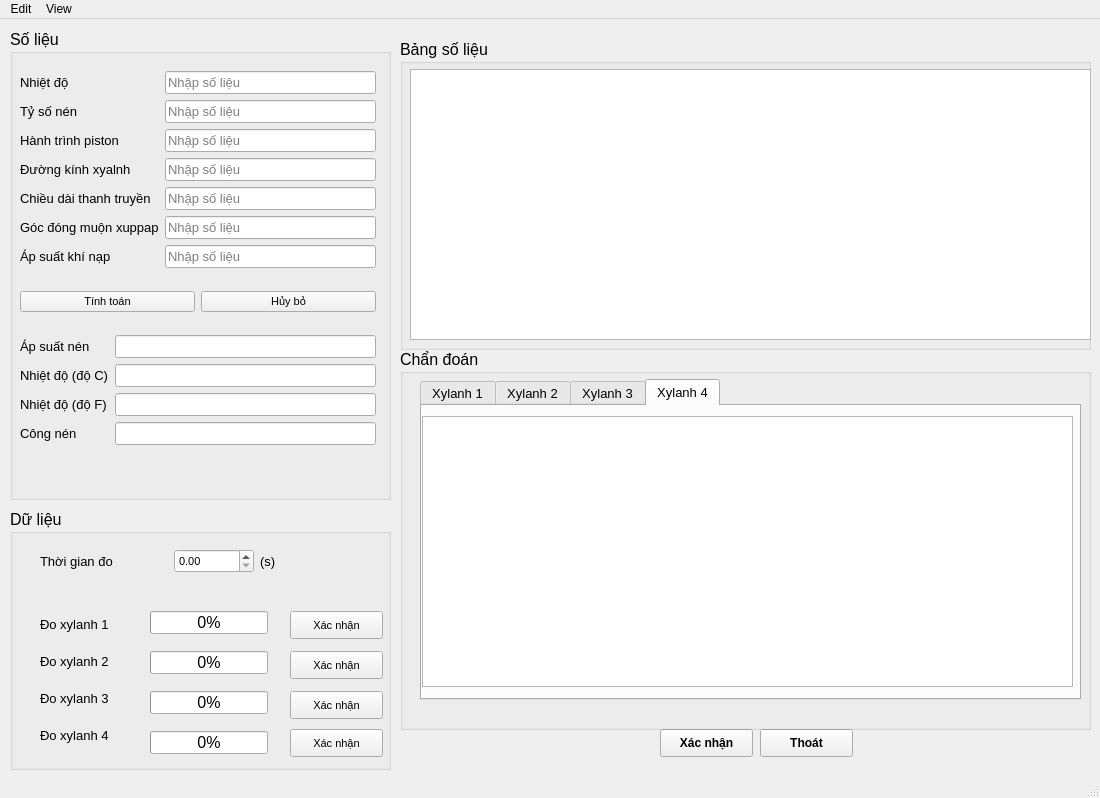
Old version of the form GUI/GUImain.ui in the repository Vuchauduytung/LuanVan.
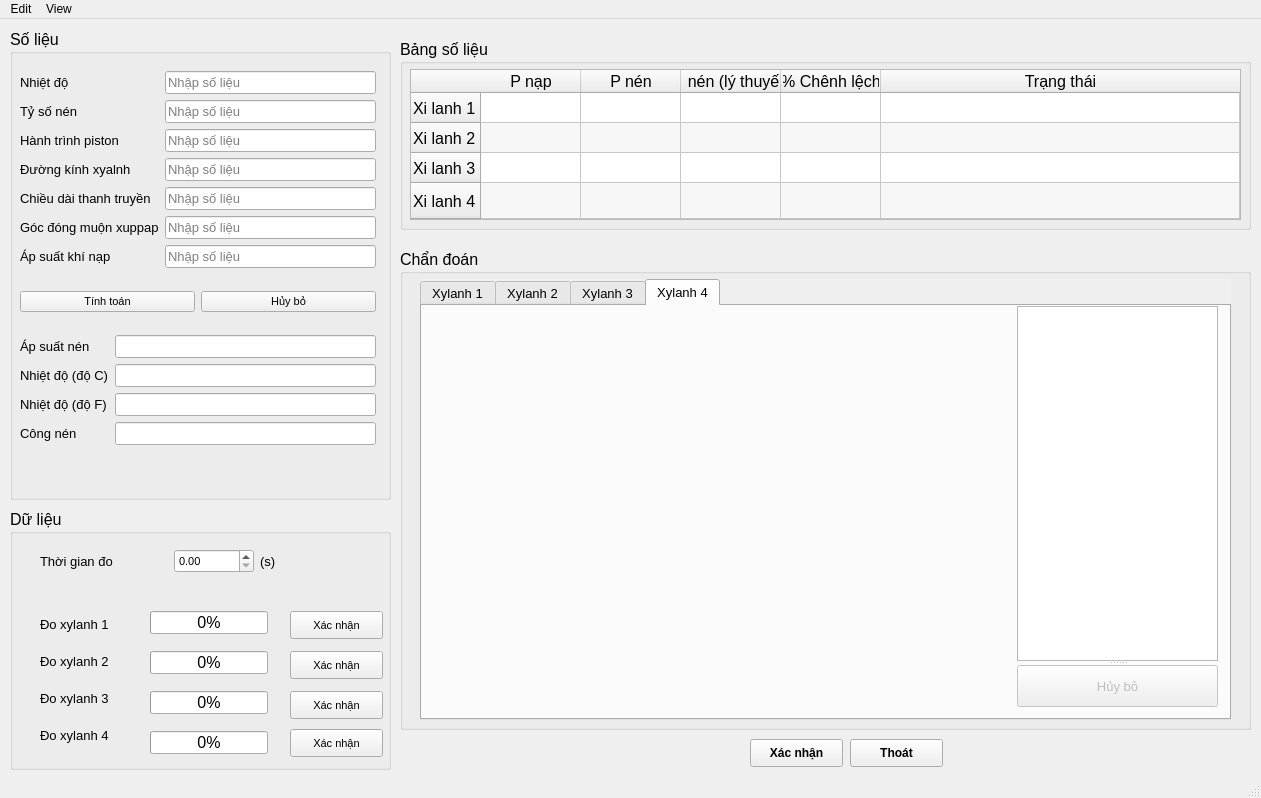
New version of the form. The open tabs and pages were chosen to show the change.

Diff of the .ui file:
```diff
--- a/GUI/GUImain.ui
+++ b/GUI/GUImain.ui
@@ -6,7 +6,7 @@
    <rect>
     <x>0</x>
     <y>0</y>
-    <width>1100</width>
+    <width>1261</width>
     <height>798</height>
    </rect>
   </property>
@@ -622,8 +622,8 @@
      <rect>
       <x>400</x>
       <y>20</y>
-      <width>691</width>
-      <height>311</height>
+      <width>851</width>
+      <height>191</height>
      </rect>
     </property>
     <property name="font">
@@ -639,17 +639,282 @@
       <rect>
        <x>10</x>
        <y>30</y>
-       <width>681</width>
-       <height>271</height>
+       <width>831</width>
+       <height>151</height>
       </rect>
      </property>
+     <property name="layoutDirection">
+      <enum>Qt::LeftToRight</enum>
+     </property>
+     <property name="autoFillBackground">
+      <bool>false</bool>
+     </property>
+     <property name="frameShape">
+      <enum>QFrame::StyledPanel</enum>
+     </property>
+     <property name="frameShadow">
+      <enum>QFrame::Sunken</enum>
+     </property>
+     <property name="sizeAdjustPolicy">
+      <enum>QAbstractScrollArea::AdjustToContents</enum>
+     </property>
+     <property name="tabKeyNavigation">
+      <bool>true</bool>
+     </property>
+     <property name="showDropIndicator" stdset="0">
+      <bool>true</bool>
+     </property>
+     <property name="dragEnabled">
+      <bool>false</bool>
+     </property>
+     <property name="dragDropOverwriteMode">
+      <bool>true</bool>
+     </property>
+     <property name="alternatingRowColors">
+      <bool>true</bool>
+     </property>
+     <property name="horizontalScrollMode">
+      <enum>QAbstractItemView::ScrollPerItem</enum>
+     </property>
+     <property name="sortingEnabled">
+      <bool>true</bool>
+     </property>
+     <attribute name="horizontalHeaderCascadingSectionResizes">
+      <bool>true</bool>
+     </attribute>
+     <attribute name="horizontalHeaderMinimumSectionSize">
+      <number>34</number>
+     </attribute>
+     <attribute name="horizontalHeaderShowSortIndicator" stdset="0">
+      <bool>true</bool>
+     </attribute>
+     <attribute name="horizontalHeaderStretchLastSection">
+      <bool>true</bool>
+     </attribute>
+     <attribute name="verticalHeaderVisible">
+      <bool>true</bool>
+     </attribute>
+     <attribute name="verticalHeaderCascadingSectionResizes">
+      <bool>true</bool>
+     </attribute>
+     <attribute name="verticalHeaderShowSortIndicator" stdset="0">
+      <bool>true</bool>
+     </attribute>
+     <attribute name="verticalHeaderStretchLastSection">
+      <bool>true</bool>
+     </attribute>
+     <row>
+      <property name="text">
+       <string>Xi lanh 1</string>
+      </property>
+     </row>
+     <row>
+      <property name="text">
+       <string>Xi lanh 2</string>
+      </property>
+     </row>
+     <row>
+      <property name="text">
+       <string>Xi lanh 3</string>
+      </property>
+     </row>
+     <row>
+      <property name="text">
+       <string>Xi lanh 4</string>
+      </property>
+     </row>
+     <column>
+      <property name="text">
+       <string>P nạp</string>
+      </property>
+     </column>
+     <column>
+      <property name="text">
+       <string>P nén</string>
+      </property>
+     </column>
+     <column>
+      <property name="text">
+       <string>P nén (lý thuyết)</string>
+      </property>
+     </column>
+     <column>
+      <property name="text">
+       <string>% Chênh lệch</string>
+      </property>
+     </column>
+     <column>
+      <property name="text">
+       <string>Trạng thái</string>
+      </property>
+     </column>
+     <item row="0" column="0">
+      <property name="text">
+       <string/>
+      </property>
+      <property name="flags">
+       <set>ItemIsSelectable|ItemIsDragEnabled|ItemIsDropEnabled|ItemIsUserCheckable|ItemIsEnabled</set>
+      </property>
+     </item>
+     <item row="0" column="1">
+      <property name="text">
+       <string/>
+      </property>
+      <property name="flags">
+       <set>ItemIsSelectable|ItemIsDragEnabled|ItemIsDropEnabled|ItemIsUserCheckable|ItemIsEnabled</set>
+      </property>
+     </item>
+     <item row="0" column="2">
+      <property name="text">
+       <string/>
+      </property>
+      <property name="flags">
+       <set>ItemIsSelectable|ItemIsDragEnabled|ItemIsDropEnabled|ItemIsUserCheckable|ItemIsEnabled</set>
+      </property>
+     </item>
+     <item row="0" column="3">
+      <property name="text">
+       <string/>
+      </property>
+      <property name="flags">
+       <set>ItemIsSelectable|ItemIsDragEnabled|ItemIsDropEnabled|ItemIsUserCheckable|ItemIsEnabled</set>
+      </property>
+     </item>
+     <item row="0" column="4">
+      <property name="text">
+       <string/>
+      </property>
+      <property name="flags">
+       <set>ItemIsSelectable|ItemIsDragEnabled|ItemIsDropEnabled|ItemIsUserCheckable|ItemIsEnabled</set>
+      </property>
+     </item>
+     <item row="1" column="0">
+      <property name="text">
+       <string/>
+      </property>
+      <property name="flags">
+       <set>ItemIsSelectable|ItemIsDragEnabled|ItemIsDropEnabled|ItemIsUserCheckable|ItemIsEnabled</set>
+      </property>
+     </item>
+     <item row="1" column="1">
+      <property name="text">
+       <string/>
+      </property>
+      <property name="flags">
+       <set>ItemIsSelectable|ItemIsDragEnabled|ItemIsDropEnabled|ItemIsUserCheckable|ItemIsEnabled</set>
+      </property>
+     </item>
+     <item row="1" column="2">
+      <property name="text">
+       <string/>
+      </property>
+      <property name="flags">
+       <set>ItemIsSelectable|ItemIsDragEnabled|ItemIsDropEnabled|ItemIsUserCheckable|ItemIsEnabled</set>
+      </property>
+     </item>
+     <item row="1" column="3">
+      <property name="text">
+       <string/>
+      </property>
+      <property name="flags">
+       <set>ItemIsSelectable|ItemIsDragEnabled|ItemIsDropEnabled|ItemIsUserCheckable|ItemIsEnabled</set>
+      </property>
+     </item>
+     <item row="1" column="4">
+      <property name="text">
+       <string/>
+      </property>
+      <property name="flags">
+       <set>ItemIsSelectable|ItemIsDragEnabled|ItemIsDropEnabled|ItemIsUserCheckable|ItemIsEnabled</set>
+      </property>
+     </item>
+     <item row="2" column="0">
+      <property name="text">
+       <string/>
+      </property>
+      <property name="flags">
+       <set>ItemIsSelectable|ItemIsDragEnabled|ItemIsDropEnabled|ItemIsUserCheckable|ItemIsEnabled</set>
+      </property>
+     </item>
+     <item row="2" column="1">
+      <property name="text">
+       <string/>
+      </property>
+      <property name="flags">
+       <set>ItemIsSelectable|ItemIsDragEnabled|ItemIsDropEnabled|ItemIsUserCheckable|ItemIsEnabled</set>
+      </property>
+     </item>
+     <item row="2" column="2">
+      <property name="text">
+       <string/>
+      </property>
+      <property name="flags">
+       <set>ItemIsSelectable|ItemIsDragEnabled|ItemIsDropEnabled|ItemIsUserCheckable|ItemIsEnabled</set>
+      </property>
+     </item>
+     <item row="2" column="3">
+      <property name="text">
+       <string/>
+      </property>
+      <property name="flags">
+       <set>ItemIsSelectable|ItemIsDragEnabled|ItemIsDropEnabled|ItemIsUserCheckable|ItemIsEnabled</set>
+      </property>
+     </item>
+     <item row="2" column="4">
+      <property name="text">
+       <string/>
+      </property>
+      <property name="flags">
+       <set>ItemIsSelectable|ItemIsDragEnabled|ItemIsDropEnabled|ItemIsUserCheckable|ItemIsEnabled</set>
+      </property>
+     </item>
+     <item row="3" column="0">
+      <property name="text">
+       <string/>
+      </property>
+      <property name="flags">
+       <set>ItemIsSelectable|ItemIsDragEnabled|ItemIsDropEnabled|ItemIsUserCheckable|ItemIsEnabled</set>
+      </property>
+     </item>
+     <item row="3" column="1">
+      <property name="text">
+       <string/>
+      </property>
+      <property name="flags">
+       <set>ItemIsSelectable|ItemIsDragEnabled|ItemIsDropEnabled|ItemIsUserCheckable|ItemIsEnabled</set>
+      </property>
+     </item>
+     <item row="3" column="2">
+      <property name="text">
+       <string/>
+      </property>
+      <property name="flags">
+       <set>ItemIsSelectable|ItemIsDragEnabled|ItemIsDropEnabled|ItemIsUserCheckable|ItemIsEnabled</set>
+      </property>
+     </item>
+     <item row="3" column="3">
+      <property name="text">
+       <string/>
+      </property>
+      <property name="flags">
+       <set>ItemIsSelectable|ItemIsDragEnabled|ItemIsDropEnabled|ItemIsUserCheckable|ItemIsEnabled</set>
+      </property>
+     </item>
+     <item row="3" column="4">
+      <property name="text">
+       <string/>
+      </property>
+      <property name="flags">
+       <set>ItemIsSelectable|ItemIsDragEnabled|ItemIsDropEnabled|ItemIsUserCheckable|ItemIsEnabled</set>
+      </property>
+     </item>
     </widget>
    </widget>
    <widget class="QPushButton" name="BT_cancel">
     <property name="geometry">
      <rect>
-      <x>760</x>
-      <y>710</y>
+      <x>850</x>
+      <y>720</y>
       <width>93</width>
       <height>28</height>
      </rect>
@@ -667,8 +932,8 @@
    <widget class="QPushButton" name="BT_confirm">
     <property name="geometry">
      <rect>
-      <x>660</x>
-      <y>710</y>
+      <x>750</x>
+      <y>720</y>
       <width>93</width>
       <height>28</height>
      </rect>
@@ -687,9 +952,9 @@
     <property name="geometry">
      <rect>
       <x>400</x>
-      <y>330</y>
-      <width>691</width>
-      <height>381</height>
+      <y>230</y>
+      <width>851</width>
+      <height>481</height>
      </rect>
     </property>
     <property name="font">
@@ -700,13 +965,16 @@
     <property name="title">
      <string>Chẩn đoán</string>
     </property>
-    <widget class="QTabWidget" name="grap_xylanh">
+    <widget class="QTabWidget" name="TbW_diagnoses">
+     <property name="enabled">
+      <bool>true</bool>
+     </property>
      <property name="geometry">
       <rect>
        <x>20</x>
        <y>30</y>
-       <width>661</width>
-       <height>321</height>
+       <width>811</width>
+       <height>441</height>
       </rect>
      </property>
      <property name="font">
@@ -714,6 +982,9 @@
        <pointsize>10</pointsize>
       </font>
      </property>
+     <property name="autoFillBackground">
+      <bool>true</bool>
+     </property>
      <property name="currentIndex">
       <number>0</number>
      </property>
@@ -766,15 +1037,64 @@
       <attribute name="title">
        <string>Xylanh 4</string>
       </attribute>
-      <widget class="QGraphicsView" name="grap_xylanh4">
+      <widget class="QWidget" name="W_xilanh4" native="true">
        <property name="geometry">
         <rect>
          <x>0</x>
-         <y>10</y>
-         <width>651</width>
-         <height>271</height>
+         <y>0</y>
+         <width>801</width>
+         <height>401</height>
         </rect>
        </property>
+       <property name="autoFillBackground">
+        <bool>false</bool>
+       </property>
+       <widget class="QWidget" name="W_graph_xilanh4" native="true">
+        <property name="geometry">
+         <rect>
+          <x>0</x>
+          <y>0</y>
+          <width>590</width>
+          <height>400</height>
+         </rect>
+        </property>
+       </widget>
+       <widget class="QSplitter" name="splitter_4">
+        <property name="geometry">
+         <rect>
+          <x>595</x>
+          <y>0</y>
+          <width>201</width>
+          <height>401</height>
+         </rect>
+        </property>
+        <property name="orientation">
+         <enum>Qt::Vertical</enum>
+        </property>
+        <widget class="QTextEdit" name="TE_diagnoses_xilanh4">
+         <property name="enabled">
+          <bool>true</bool>
+         </property>
+         <property name="readOnly">
+          <bool>true</bool>
+         </property>
+         <property name="html">
+          <string>&lt;!DOCTYPE HTML PUBLIC &quot;-//W3C//DTD HTML 4.0//EN&quot; &quot;http://www.w3.org/TR/REC-html40/strict.dtd&quot;&gt;
+&lt;html&gt;&lt;head&gt;&lt;meta name=&quot;qrichtext&quot; content=&quot;1&quot; /&gt;&lt;style type=&quot;text/css&quot;&gt;
+p, li { white-space: pre-wrap; }
+&lt;/style&gt;&lt;/head&gt;&lt;body style=&quot; font-family:'Sans Serif'; font-size:10pt; font-weight:400; font-style:normal;&quot;&gt;
+&lt;p style=&quot;-qt-paragraph-type:empty; margin-top:0px; margin-bottom:0px; margin-left:0px; margin-right:0px; -qt-block-indent:0; text-indent:0px;&quot;&gt;&lt;br /&gt;&lt;/p&gt;&lt;/body&gt;&lt;/html&gt;</string>
+         </property>
+        </widget>
+        <widget class="QPushButton" name="BT_xilanh4_cancel">
+         <property name="enabled">
+          <bool>false</bool>
+         </property>
+         <property name="text">
+          <string>Hủy bỏ</string>
+         </property>
+        </widget>
+       </widget>
       </widget>
      </widget>
     </widget>
@@ -785,8 +1105,8 @@
     <rect>
      <x>0</x>
      <y>0</y>
-     <width>1100</width>
-     <height>26</height>
+     <width>1261</width>
+     <height>20</height>
     </rect>
    </property>
    <widget class="QMenu" name="menuEdit">
```
Left out of the diff: 150 changed lines with no effect on the pictures.
